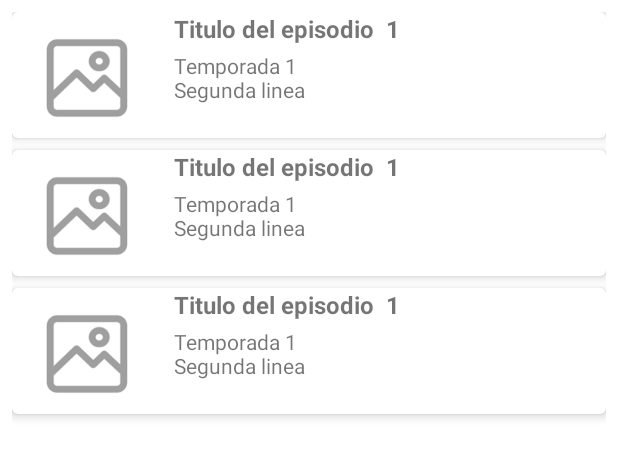
After one commit to AdanLM/Series, an Android app: the layout activity_detail_season.xml on its own in the app's theme, with its tools: preview values and no code run, on a phone screen of 412 x 824 dp. The commit adds this screen. Shown: the top 458 px of the screen. Run offline under Robolectric (Android 15) with nearby library versions, the phone set to English and light mode, and no system bars; network calls fail.

Commit message:
Show episodes by season
-Fix error in onclick SeasonAdapter

```diff
--- a/app/src/main/java/com/adanlm/series/data/ShowsRepository.java
+++ b/app/src/main/java/com/adanlm/series/data/ShowsRepository.java
@@ -1,5 +1,6 @@
 package com.adanlm.series.data;
 
+import com.adanlm.series.data.model.Episode;
 import com.adanlm.series.data.model.Season;
 import com.adanlm.series.data.model.Show;
 import com.adanlm.series.data.remote.EndPoints;
@@ -23,4 +24,8 @@ public class ShowsRepository {
     public Single<List<Season>> getAllSeasonByShow(int idShow) {
         return endPoints.getSeasonByShows(idShow);
     }
+
+    public Single<List<Episode>> getAllEpisodesBySeason(int idSeason) {
+        return endPoints.getEpisodesBySeason(idSeason);
+    }
 }
--- a/app/src/main/java/com/adanlm/series/data/model/Season.java
+++ b/app/src/main/java/com/adanlm/series/data/model/Season.java
@@ -1,13 +1,16 @@
 package com.adanlm.series.data.model;
 
+import com.google.gson.annotations.Expose;
 import com.google.gson.annotations.SerializedName;
 
 public class Season {
 
     @SerializedName("id")
+    @Expose
     private int idSeason;
 
     @SerializedName("number")
+    @Expose
     private int numberSeason;
 
     public int getIdSeason() {
--- a/app/src/main/java/com/adanlm/series/data/remote/EndPoints.java
+++ b/app/src/main/java/com/adanlm/series/data/remote/EndPoints.java
@@ -1,6 +1,7 @@
 package com.adanlm.series.data.remote;
 
 
+import com.adanlm.series.data.model.Episode;
 import com.adanlm.series.data.model.Season;
 import com.adanlm.series.data.model.Show;
 
@@ -17,4 +18,7 @@ public interface EndPoints {
 
     @GET("shows/{idShow}/seasons")
     Single<List<Season>> getSeasonByShows(@Path("idShow") int idShow);
+
+    @GET("seasons/{idSeason}/episodes")
+    Single<List<Episode>> getEpisodesBySeason(@Path("idSeason") int idSeason);
 }
--- a/app/src/main/java/com/adanlm/series/di/ActivityBindingModule.java
+++ b/app/src/main/java/com/adanlm/series/di/ActivityBindingModule.java
@@ -1,5 +1,7 @@
 package com.adanlm.series.di;
 
+import com.adanlm.series.ui.detailseason.DetailSeasonActivity;
+import com.adanlm.series.ui.detailseason.DetailSeasonModule;
 import com.adanlm.series.ui.detailshow.DetailShowActivity;
 import com.adanlm.series.ui.detailshow.DetailShowModule;
 import com.adanlm.series.ui.main.MainActivity;
@@ -23,4 +25,8 @@ public abstract class ActivityBindingModule {
     @ActivityScoped
     @ContributesAndroidInjector(modules = DetailShowModule.class)
     abstract DetailShowActivity detailShowActivity();
+
+    @ActivityScoped
+    @ContributesAndroidInjector(modules = DetailSeasonModule.class)
+    abstract DetailSeasonActivity detailSeasonActivity();
 }
--- a/app/src/main/java/com/adanlm/series/ui/adapters/SeasonAdapter.java
+++ b/app/src/main/java/com/adanlm/series/ui/adapters/SeasonAdapter.java
@@ -38,6 +38,7 @@ public class SeasonAdapter extends RecyclerView.Adapter<SeasonAdapter.ViewHolder
     public void onBindViewHolder(@NonNull SeasonAdapter.ViewHolder holder, int position) {
         Season currentSeason = seasonList.get(position);
         holder.getTxtSeason().setText("Temporada " + currentSeason.getNumberSeason());
+        holder.setObjectShow(currentSeason);
     }
 
     @Override
--- a/app/src/main/java/com/adanlm/series/ui/detailshow/DetailShowModule.java
+++ b/app/src/main/java/com/adanlm/series/ui/detailshow/DetailShowModule.java
@@ -2,8 +2,6 @@ package com.adanlm.series.ui.detailshow;
 
 import com.adanlm.series.data.ShowsRepository;
 import com.adanlm.series.ui.adapters.SeasonAdapter;
-import com.adanlm.series.ui.adapters.ShowAdapter;
-import com.bumptech.glide.RequestManager;
 
 import dagger.Module;
 import dagger.Provides;
--- a/app/src/main/java/com/adanlm/series/utils/Const.java
+++ b/app/src/main/java/com/adanlm/series/utils/Const.java
@@ -3,4 +3,5 @@ package com.adanlm.series.utils;
 public class Const {
 
     public static final String EXTRA_SHOW_STRING = "jsonShow";
+    public static final String EXTRA_ID_SEASON = "idSeason";
 }
--- /dev/null
+++ b/app/src/main/res/layout/activity_detail_season.xml
@@ -0,0 +1,18 @@
+<?xml version="1.0" encoding="utf-8"?>
+<LinearLayout xmlns:android="http://schemas.android.com/apk/res/android"
+    xmlns:app="http://schemas.android.com/apk/res-auto"
+    xmlns:tools="http://schemas.android.com/tools"
+    android:layout_width="match_parent"
+    android:layout_height="match_parent"
+    android:layout_margin="8dp"
+    tools:context=".ui.detailseason.DetailSeasonActivity">
+
+
+    <androidx.recyclerview.widget.RecyclerView
+        android:id="@+id/show_list_episodes"
+        android:layout_width="match_parent"
+        android:layout_height="match_parent"
+        android:orientation="vertical"
+        app:layoutManager="androidx.recyclerview.widget.LinearLayoutManager"
+        tools:listitem="@layout/item_episode" />
+</LinearLayout>
--- /dev/null
+++ b/app/src/main/res/layout/item_episode.xml
@@ -0,0 +1,58 @@
+<?xml version="1.0" encoding="utf-8"?>
+<androidx.cardview.widget.CardView xmlns:android="http://schemas.android.com/apk/res/android"
+    xmlns:app="http://schemas.android.com/apk/res-auto"
+    xmlns:tools="http://schemas.android.com/tools"
+    android:layout_width="match_parent"
+    android:layout_height="wrap_content"
+    android:layout_marginBottom="8dp"
+    app:cardCornerRadius="4dp"
+    app:cardElevation="4dp">
+
+    <RelativeLayout
+        android:layout_width="match_parent"
+        android:layout_height="wrap_content">
+
+        <ImageView
+            android:id="@+id/img_preview_episode"
+            android:layout_width="100dp"
+            android:layout_height="80dp"
+            android:layout_marginTop="4dp"
+            android:layout_marginEnd="8dp"
+            android:scaleType="fitCenter"
+            android:src="@drawable/preview_img" />
+
+        <TextView
+            android:id="@+id/txt_title_episode"
+            android:layout_width="wrap_content"
+            android:layout_height="wrap_content"
+            android:layout_marginEnd="8dp"
+            android:layout_toEndOf="@id/img_preview_episode"
+            android:ellipsize="end"
+            android:textSize="16sp"
+            android:textStyle="bold"
+            tools:text="Titulo del episodio" />
+
+        <TextView
+            android:id="@+id/txt_number_episode"
+            android:layout_width="wrap_content"
+            android:layout_height="wrap_content"
+            android:layout_marginEnd="8dp"
+            android:layout_toEndOf="@id/txt_title_episode"
+            android:textSize="16sp"
+            android:textStyle="bold"
+            tools:text="1" />
+
+        <TextView
+            android:id="@+id/txt_summary_episode"
+            android:layout_width="wrap_content"
+            android:layout_height="wrap_content"
+            android:layout_below="@id/txt_title_episode"
+            android:layout_marginTop="4dp"
+            android:layout_toEndOf="@id/img_preview_episode"
+            android:ellipsize="end"
+            android:maxLines="2"
+            android:textSize="14sp"
+            tools:text="Temporada 1\nSegunda linea" />
+    </RelativeLayout>
+
+</androidx.cardview.widget.CardView>
```
Also changed, not shown: app/src/main/AndroidManifest.xml (+11 -2 lines), app/src/main/java/com/adanlm/series/data/model/Episode.java (added, +67 -0 lines), app/src/main/java/com/adanlm/series/ui/adapters/EpisodeAdapter.java (added, +89 -0 lines), app/src/main/java/com/adanlm/series/ui/detailseason/DetailSeasonActivity.java (added, +59 -0 lines), app/src/main/java/com/adanlm/series/ui/detailseason/DetailSeasonContract.java (added, +21 -0 lines), app/src/main/java/com/adanlm/series/ui/detailseason/DetailSeasonModule.java (added, +29 -0 lines), app/src/main/java/com/adanlm/series/ui/detailseason/DetailSeasonPresenter.java (added, +70 -0 lines), app/src/main/java/com/adanlm/series/ui/detailshow/DetailShowActivity.java (+17 -1 lines).
